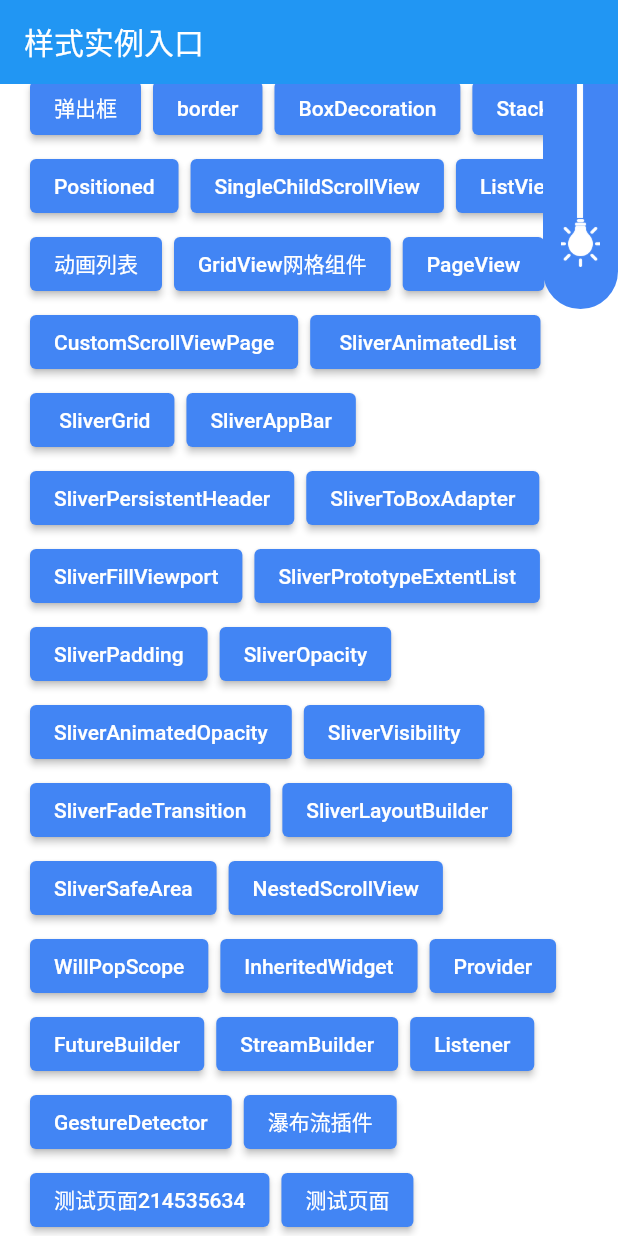
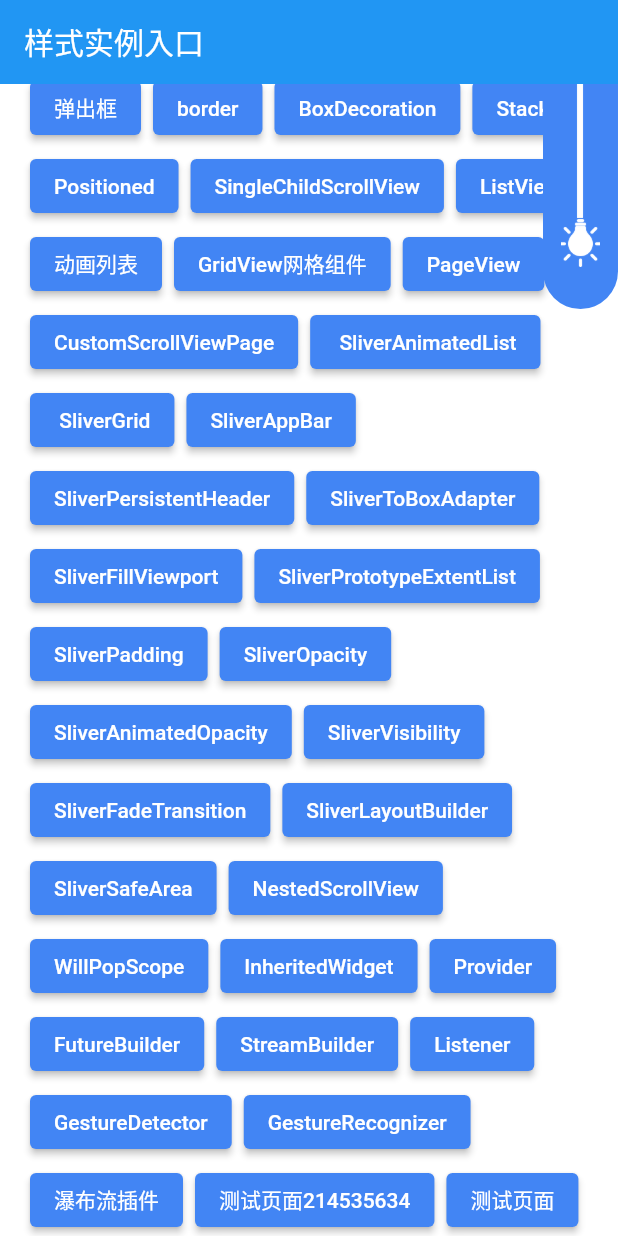
Before and after one commit to codprincess/flutter_base, a Flutter app: the screen it shows after launch, scrolled down 320 dp, on a phone screen of 412 x 824 dp. Run offline on Flutter 3.47's test engine with Material 2 defaults, Android fonts, the phone set to English and light mode, and no system bars; our stand-ins replace shared_preferences; missing offline and left inert: fancy_bottom_navigation_2.

Commit message:
GestureRecognizer

```diff
--- a/lib/main.dart
+++ b/lib/main.dart
@@ -47,6 +47,7 @@ import 'DatePickerPage.dart';
 import 'DatePickerPage2.dart';
 import 'FlowViewPage.dart';
 import 'FutureBuilderPage.dart';
+import 'GestureRecognizerPage.dart';
 import 'InheritedWidgetPage.dart';
 import 'OffstagePage.dart';
 import 'PositionedPage.dart';
@@ -166,7 +167,8 @@ class _MyAppState extends State<MyApp> {
               'DatePicker_Page2':(context)=>DatePickerPage2(),
               'DatePicker_Page3':(context)=>DatePickerPage3(),
               'Listener_page':(context)=>ListenerPage(),
-              'GestureDetector_page':(context)=>GestureDetectorPage()
+              'GestureDetector_page':(context)=>GestureDetectorPage(),
+              'GestureRecognizer_Page':(context)=>GestureRecognizerPage()
             },
           );
         },
@@ -531,6 +533,13 @@ class _MyHomePageState extends State<MyHomePage> {
                     },
                     child: const Text('GestureDetector'),
                   ),
+                  ElevatedButton(
+                    onPressed: (){
+                      Navigator.pushNamed(context, 'GestureRecognizer_Page');
+                    },
+                    child: const Text('GestureRecognizer'),
+                  ),
+
 
                   ElevatedButton(
                     onPressed: (){
```
Also changed, not shown: lib/GestureRecognizerPage.dart (added, +42 -0 lines).
